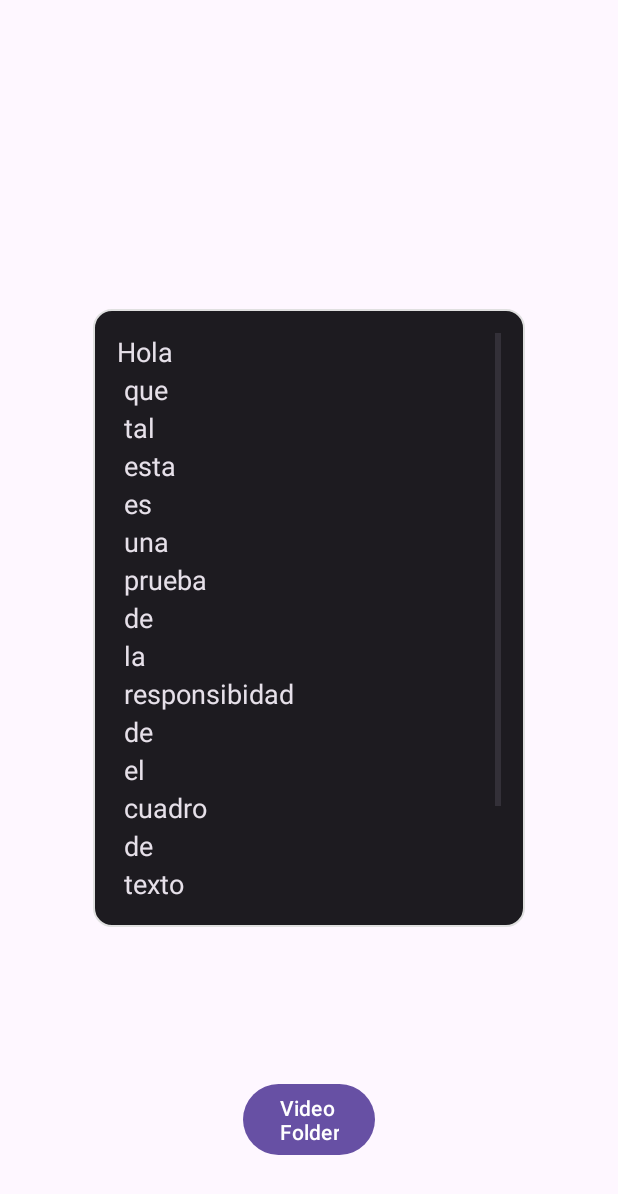
After one commit to SrManguito/CameraXApp, an Android app: the VidResults screen opened directly, with no data from a screen before it, on a phone screen of 412 x 824 dp. The commit adds this screen. Shown: the top 1194 px of the screen. Run offline under Robolectric (Android 15) with nearby library versions, the phone set to English and light mode, and no system bars.

Commit message:
Added a new interface to centralize the visualization of results from the recorded experiments. Also, now the video processing from cpp is done in the background once the video is selected

```diff
--- a/app/build.gradle.kts
+++ b/app/build.gradle.kts
@@ -83,4 +83,6 @@ dependencies {
     // for adding cardview
     implementation("androidx.cardview:cardview:1.0.0")
 
+    implementation("org.jetbrains.kotlinx:kotlinx-coroutines-android:1.7.3")
+
 }
--- a/app/src/main/AndroidManifest.xml
+++ b/app/src/main/AndroidManifest.xml
@@ -22,6 +22,9 @@
         android:theme="@style/Theme.CameraXApp"
         tools:targetApi="31">
         <activity
+            android:name=".VidResults"
+            android:exported="false" />
+        <activity
             android:name=".VidProcPost"
             android:exported="false" />
         <activity
--- /dev/null
+++ b/app/src/main/res/drawable/rounded_background.xml
@@ -0,0 +1,13 @@
+<?xml version="1.0" encoding="utf-8"?>
+<shape xmlns:android="http://schemas.android.com/apk/res/android"
+    android:shape="rectangle">
+
+    <solid android:color="?android:attr/panelColorForeground" />
+
+    <corners android:radius="12dp" />
+
+    <stroke
+        android:width="1dp"
+        android:color="#E0E0E0" />
+
+</shape>
--- /dev/null
+++ b/app/src/main/res/layout/activity_vid_results.xml
@@ -0,0 +1,60 @@
+<?xml version="1.0" encoding="utf-8"?>
+<androidx.constraintlayout.widget.ConstraintLayout xmlns:android="http://schemas.android.com/apk/res/android"
+    xmlns:app="http://schemas.android.com/apk/res-auto"
+    xmlns:tools="http://schemas.android.com/tools"
+    android:id="@+id/main"
+    android:layout_width="match_parent"
+    android:layout_height="match_parent"
+    tools:context=".VidResults">
+
+    <Button
+        android:id="@+id/openFolderButton"
+        android:layout_width="wrap_content"
+        android:layout_height="wrap_content"
+        android:layout_marginBottom="50dp"
+        android:text="Video \nFolder"
+        app:layout_constraintBottom_toBottomOf="parent"
+        app:layout_constraintEnd_toEndOf="parent"
+        app:layout_constraintHorizontal_bias="0.5"
+        app:layout_constraintStart_toStartOf="parent" />
+
+    <ScrollView
+        android:layout_width="0dp"
+        android:layout_height="0dp"
+        android:layout_marginStart="16dp"
+        android:layout_marginTop="16dp"
+        android:layout_marginEnd="16dp"
+        android:layout_marginBottom="16dp"
+        android:background="@drawable/rounded_background"
+        android:padding="16dp"
+        app:layout_constraintWidth_percent="0.7"
+        app:layout_constraintHeight_percent="0.5"
+        app:layout_constraintStart_toStartOf="parent"
+        app:layout_constraintTop_toTopOf="parent"
+        app:layout_constraintEnd_toEndOf="parent"
+        app:layout_constraintBottom_toBottomOf="parent">
+
+        <TextView
+            android:id="@+id/textView"
+            android:layout_width="match_parent"
+            android:layout_height="wrap_content"
+            android:textSize="18sp"
+            android:textColor="?android:attr/textColorPrimaryInverse"
+            android:text="@string/lore"
+
+            android:lineSpacingExtra="4dp" />
+            <!--
+            android:textColor="@android:color/black"
+            tools:text="@tools:sample/lorem/random"
+            -->
+
+
+    </ScrollView>
+
+    <androidx.constraintlayout.widget.Guideline
+        android:id="@+id/vertical_centerline"
+        android:layout_width="wrap_content"
+        android:layout_height="wrap_content"
+        android:orientation="vertical"
+        app:layout_constraintGuide_percent=".50" />
+</androidx.constraintlayout.widget.ConstraintLayout>
--- a/app/src/main/res/values/strings.xml
+++ b/app/src/main/res/values/strings.xml
@@ -16,4 +16,5 @@
     <string name="dummy_button">Dummy Button</string>
     <string name="dummy_content">DUMMY\nCONTENT</string>
     <string name="video_viewer_tips">Tips for the page:\n\t- tap anywhere to replay\n\t- tap system back button to go back</string>
+    <string name="lore">Hola \n que \n tal \n esta \n es \n una \n prueba \n de \n la \n responsibidad \n de \n el \n cuadro \n de \n texto \n que \n acabo \n de \n</string>
 </resources>
```
Also changed, not shown: app/src/main/java/com/example/cameraxapp/MainMenu.kt (+6 -6 lines), app/src/main/java/com/example/cameraxapp/VidResults.kt (added, +100 -0 lines).
